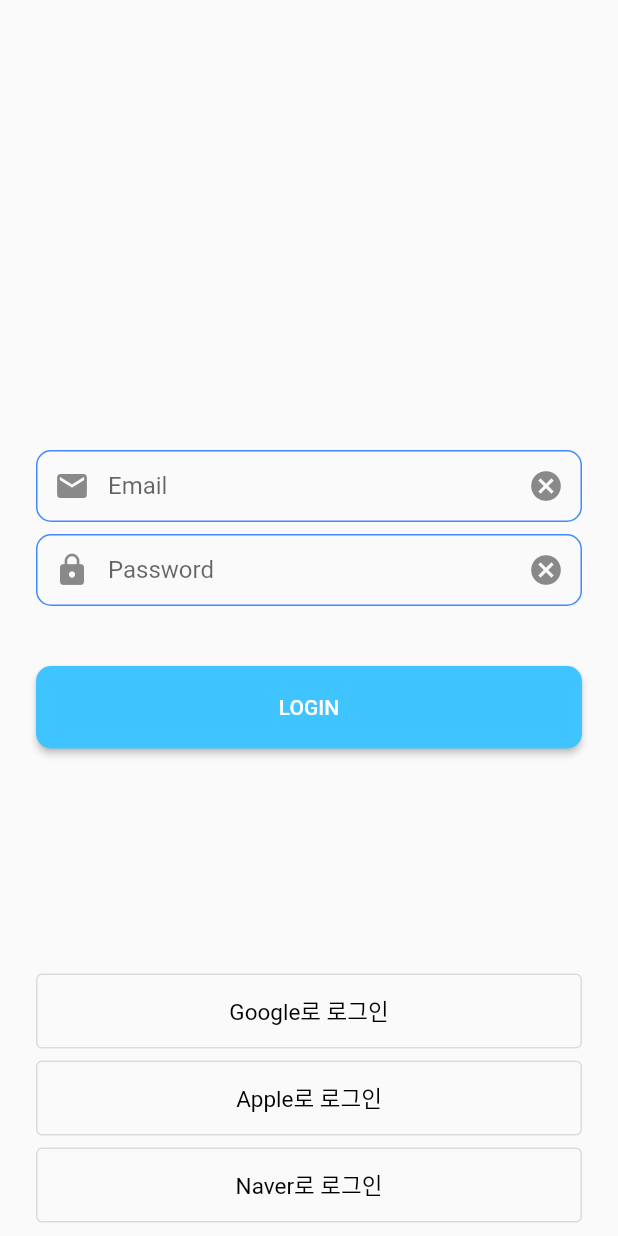
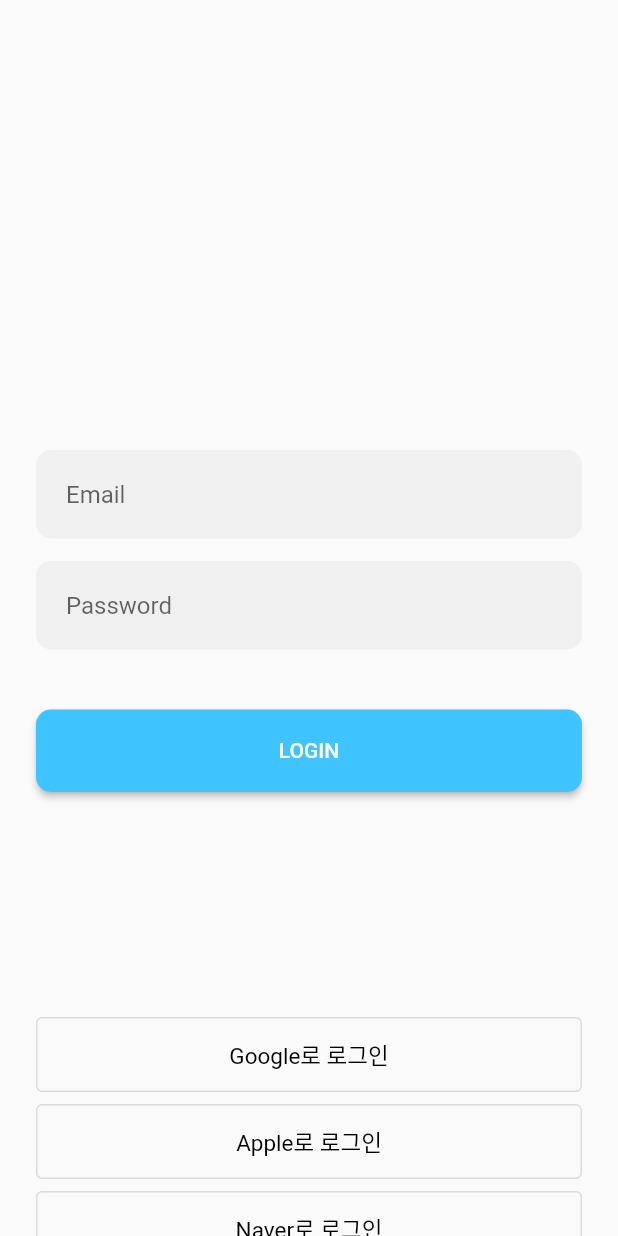
Before and after one commit to controlhabit/app, a Flutter app: the screen it shows after launch, after a tap on "LOGIN", on a phone screen of 412 x 824 dp. Run offline on Flutter 3.47's test engine with Material 2 defaults, Android fonts, the light colour scheme and no system bars; our stand-ins replace flutter_secure_storage, get; network calls fail.

Commit message:
[Feat] #1 add signup layout page

```diff
--- a/lib/components/textfield.dart
+++ b/lib/components/textfield.dart
@@ -6,40 +6,28 @@
 }
 
 class MyTextField extends StatelessWidget {
+  final dynamic controller;
+  final InputDecoration decoration;
+  final dynamic hintText;
+  final dynamic obscureText;
+
   const MyTextField(
       {Key? key,
       required this.controller,
-      this.decoration,
-      this.labelText,
+      required this.decoration,
       this.hintText,
-      this.prefixIcon,
       this.obscureText = false})
       : super(key: key);
-
-  final controller;
-  final decoration;
-  final labelText;
-  final hintText;
-  final prefixIcon;
-  final obscureText;
 
   @override
   Widget build(BuildContext context) {
     return TextField(
       controller: controller,
       decoration: decoration.copyWith(
-        labelText: labelText,
         hintText: hintText,
-        prefixIcon: prefixIcon,
-        suffixIcon: IconButton(
-          icon: const Icon(Icons.cancel),
-          onPressed: () {
-            controller.clear();
-          },
-        ),
-        // suffixIcon: null,
       ),
       obscureText: obscureText,
+      style: const TextStyle(fontSize: 16),
     );
   }
 }
--- a/lib/constants/constants.dart
+++ b/lib/constants/constants.dart
@@ -2,17 +2,20 @@ import 'package:flutter/material.dart';
 
 var color = Colors.blueAccent;
 
-var kTextFieldDecoration = InputDecoration(
-  contentPadding: const EdgeInsets.symmetric(vertical: 10.0, horizontal: 20.0),
-  border: const OutlineInputBorder(
+var kTextFieldDecoration = const InputDecoration(
+  contentPadding: EdgeInsets.symmetric(vertical: 20.0, horizontal: 20.0),
+  border: OutlineInputBorder(
+    borderRadius: BorderRadius.all(Radius.circular(10)),
+    borderSide: BorderSide.none,
+  ),
+  enabledBorder: OutlineInputBorder(
+    borderSide: BorderSide.none,
     borderRadius: BorderRadius.all(Radius.circular(10)),
   ),
-  enabledBorder: OutlineInputBorder(
-    borderSide: BorderSide(color: color, width: 1.0),
-    borderRadius: const BorderRadius.all(Radius.circular(10)),
-  ),
-  focusedBorder: const OutlineInputBorder(
-    borderSide: BorderSide(color: Colors.blueAccent, width: 2.0),
+  focusedBorder: OutlineInputBorder(
+    borderSide: BorderSide.none,
     borderRadius: BorderRadius.all(Radius.circular(10)),
   ),
+  filled: true,
+  // fillColor: Color(0x0008c90d),
 );
--- a/lib/controller/login_controller.dart
+++ b/lib/controller/login_controller.dart
@@ -12,6 +12,6 @@ class LoginController extends GetxController {
   String get passwd => _passwd.value;
   set passwd(value) => _passwd.value = value;
 
-  final txtLoginid = TextEditingController();
+  final txtEmail = TextEditingController();
   final txtPasswd = TextEditingController();
 }
--- a/lib/main.dart
+++ b/lib/main.dart
@@ -1,3 +1,4 @@
+import 'package:controlhabit/screens/login/signup_screen.dart';
 import 'package:flutter/material.dart';
 import 'package:controlhabit/screens/login/login_screen.dart';
 // import 'package:flutter_component/screens/main_screen.dart';
@@ -26,6 +27,10 @@ void main() {
             name: "/login",
             page: () => LoginScreen(),
             transition: Transition.fade),
+        GetPage(
+            name: "/signup",
+            page: () => SignupScreen(),
+            transition: Transition.fade),
         // GetPage(
         //     name: "/main",
         //     page: () => const MainScreen(),
--- a/lib/screens/login/login_screen.dart
+++ b/lib/screens/login/login_screen.dart
@@ -1,6 +1,6 @@
 import 'dart:convert';
 
-import 'package:flutter/gestures.dart';
+import 'package:controlhabit/screens/login/signup_screen.dart';
 import 'package:flutter/material.dart';
 import 'package:get/get.dart';
 import 'package:http/http.dart' as http;
@@ -21,20 +21,25 @@ class LoginScreen extends StatelessWidget {
 
   @override
   Widget build(BuildContext context) {
-    void login(loginid, passwd) async {
-      var result = await http.get(
-        Uri.parse(
-            '${config.serverUrl}/api/jwt?loginid=$loginid&passwd=$passwd'),
+    void login(email, passwd) async {
+      var res = await http.get(
+        Uri.parse('${config.serverUrl}/api/jwt?email=$email&passwd=$passwd'),
       );
-      if (result.statusCode == 200) {
-        final parsed = json.decode(result.body);
-        if (parsed['code'] == 'ok') {
+      if (res.statusCode == 200) {
+        final data = json.decode(res.body);
+        if (data['code'] == 'ok') {
           // authController.authenticated = true;
-          await storage.write(key: 'token', value: 'bearer ${parsed['token']}');
-          await storage.write(key: 'login', value: 'id');
+          await storage.write(key: 'token', value: 'bearer ${data['token']}');
+          await storage.write(key: 'email', value: email);
           // await Get.offAllNamed("/main");
+          print("로그인 완료");
+          print(data['token']);
+        } else {
+          print(data['message']);
         }
-      } else {}
+      } else {
+        print('error');
+      }
     }
 
     return Scaffold(
@@ -45,20 +50,17 @@ class LoginScreen extends StatelessWidget {
           crossAxisAlignment: CrossAxisAlignment.stretch,
           children: [
             MyTextField(
-                controller: controller.txtLoginid,
-                decoration: kTextFieldDecoration,
-                labelText: 'Email',
-                hintText: 'Enter your email',
-                prefixIcon: const Icon(Icons.email)),
+              controller: controller.txtEmail,
+              decoration: kTextFieldDecoration,
+              hintText: 'Email',
+            ),
             const SizedBox(
-              height: 8.0,
+              height: 15.0,
             ),
             MyTextField(
               controller: controller.txtPasswd,
               decoration: kTextFieldDecoration,
-              labelText: 'Password',
-              hintText: 'Enter your password',
-              prefixIcon: const Icon(Icons.lock),
+              hintText: 'Password',
               obscureText: true,
             ),
             // const Text(
@@ -73,8 +75,7 @@ class LoginScreen extends StatelessWidget {
                 borderRadius: BorderRadius.circular(10.0),
                 child: MaterialButton(
                   onPressed: () {
-                    login(
-                        controller.txtLoginid.text, controller.txtPasswd.text);
+                    login(controller.txtEmail.text, controller.txtPasswd.text);
                   },
                   minWidth: 200.0,
                   height: 55.0,
@@ -125,27 +126,17 @@ class LoginScreen extends StatelessWidget {
             ),
             Padding(
               padding: const EdgeInsets.only(top: 10.0),
-              child: Column(
+              child: Row(
                 mainAxisAlignment: MainAxisAlignment.center,
                 children: [
-                  RichText(
-                    text: TextSpan(
-                      children: [
-                        const TextSpan(
-                            text: 'CONTOL 처음이신가요?  ',
-                            style:
-                                TextStyle(color: Color.fromARGB(255, 0, 0, 0))),
-                        TextSpan(
-                            text: '회원가입',
-                            recognizer: TapGestureRecognizer()
-                              ..onTapDown = (details) {
-                                print(details.globalPosition);
-                              },
-                            style:
-                                const TextStyle(color: Colors.lightBlueAccent)),
-                      ],
-                    ),
-                  ),
+                  const Text('CONTOL 처음이신가요?  ',
+                      style: TextStyle(color: Color.fromARGB(255, 0, 0, 0))),
+                  GestureDetector(
+                      child: const Text('회원가입',
+                          style: TextStyle(color: Colors.lightBlueAccent)),
+                      onTap: () {
+                        Get.to(SignupScreen());
+                      })
                 ],
               ),
             ),
```
Also changed, not shown: lib/controller/signup_controller.dart (added, +46 -0 lines), lib/screens/login/signup_screen.dart (added, +167 -0 lines).
